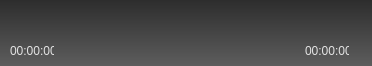
Before: the Qt Designer form src/VideoPlayer/MediaControls.ui in CuteTorrent/CuteTorrent, drawn with Qt 5.
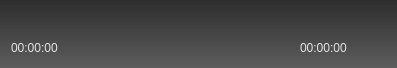
After: the same form once the commit is applied. Icons and pictures are not drawn. Custom widgets are drawn as their Qt base class.

```diff
--- a/src/VideoPlayer/MediaControls.ui
+++ b/src/VideoPlayer/MediaControls.ui
@@ -6,8 +6,8 @@
    <rect>
     <x>0</x>
     <y>0</y>
-    <width>372</width>
-    <height>66</height>
+    <width>391</width>
+    <height>68</height>
    </rect>
   </property>
   <property name="focusPolicy">
@@ -27,63 +27,12 @@
 }
 </string>
   </property>
-  <widget class="QPushButton" name="reverseButton">
-   <property name="geometry">
-    <rect>
-     <x>188</x>
-     <y>10</y>
-     <width>28</width>
-     <height>24</height>
-    </rect>
-   </property>
-   <property name="styleSheet">
-    <string notr="true">background-color:&quot;transparent&quot;;
-border-color:&quot;transparent&quot;</string>
-   </property>
-   <property name="text">
-    <string/>
-   </property>
-   <property name="icon">
-    <iconset resource="../Resources/ltorrent.qrc">
-     <normaloff>:/PlayerControlImages/RateButtonReverse.png</normaloff>:/PlayerControlImages/RateButtonReverse.png</iconset>
-   </property>
-   <property name="flat">
-    <bool>true</bool>
-   </property>
-  </widget>
-  <widget class="QPushButton" name="openFileButton">
-   <property name="geometry">
-    <rect>
-     <x>256</x>
-     <y>10</y>
-     <width>28</width>
-     <height>24</height>
-    </rect>
-   </property>
-   <property name="styleSheet">
-    <string notr="true">background-color:&quot;transparent&quot;;
-border-color:&quot;transparent&quot;</string>
-   </property>
-   <property name="text">
-    <string/>
-   </property>
-   <property name="icon">
-    <iconset resource="../Resources/ltorrent.qrc">
-     <normaloff>:/PlayerControlImages/FileButton.png</normaloff>:/PlayerControlImages/FileButton.png</iconset>
-   </property>
-   <property name="flat">
-    <bool>true</bool>
-   </property>
-  </widget>
+  <layout class="QGridLayout" name="gridLayout">
+   <item row="0" column="0" colspan="2">
+    <widget class="Phonon::VolumeSlider" name="volumeSlider" native="true"/>
+   </item>
+   <item row="0" column="2">
   <widget class="QPushButton" name="playButton">
-   <property name="geometry">
-    <rect>
-     <x>120</x>
-     <y>10</y>
-     <width>28</width>
-     <height>24</height>
-    </rect>
-   </property>
    <property name="styleSheet">
     <string notr="true">background-color:&quot;transparent&quot;;
 border-color:&quot;transparent&quot;</string>
@@ -99,39 +48,9 @@
     <bool>true</bool>
    </property>
   </widget>
-  <widget class="QPushButton" name="fullScreenButton">
-   <property name="geometry">
-    <rect>
-     <x>324</x>
-     <y>10</y>
-     <width>28</width>
-     <height>24</height>
-    </rect>
-   </property>
-   <property name="styleSheet">
-    <string notr="true">background-color:&quot;transparent&quot;;
-border-color:&quot;transparent&quot;</string>
-   </property>
-   <property name="text">
-    <string/>
-   </property>
-   <property name="icon">
-    <iconset resource="../Resources/ltorrent.qrc">
-     <normaloff>:/PlayerControlImages/FullscreenButton.png</normaloff>:/PlayerControlImages/FullscreenButton.png</iconset>
-   </property>
-   <property name="flat">
-    <bool>true</bool>
-   </property>
-  </widget>
+   </item>
+   <item row="0" column="3">
   <widget class="QPushButton" name="pauseButton">
-   <property name="geometry">
-    <rect>
-     <x>154</x>
-     <y>10</y>
-     <width>28</width>
-     <height>24</height>
-    </rect>
-   </property>
    <property name="styleSheet">
     <string notr="true">background-color:&quot;transparent&quot;;
 border-color:&quot;transparent&quot;</string>
@@ -147,15 +66,9 @@
     <bool>true</bool>
    </property>
   </widget>
-  <widget class="QPushButton" name="openUrlButton">
-   <property name="geometry">
-    <rect>
-     <x>290</x>
-     <y>10</y>
-     <width>28</width>
-     <height>24</height>
-    </rect>
-   </property>
+   </item>
+   <item row="0" column="4">
+    <widget class="QPushButton" name="reverseButton">
    <property name="styleSheet">
     <string notr="true">background-color:&quot;transparent&quot;;
 border-color:&quot;transparent&quot;</string>
@@ -171,15 +84,9 @@
     <bool>true</bool>
    </property>
   </widget>
+   </item>
+   <item row="0" column="5">
   <widget class="QPushButton" name="forwardButton">
-   <property name="geometry">
-    <rect>
-     <x>222</x>
-     <y>10</y>
-     <width>28</width>
-     <height>24</height>
-    </rect>
-   </property>
    <property name="styleSheet">
     <string notr="true">background-color:&quot;transparent&quot;;
 border-color:&quot;transparent&quot;</string>
@@ -195,146 +102,63 @@
     <bool>true</bool>
    </property>
   </widget>
-  <widget class="QLabel" name="totalTimeLabel">
-   <property name="geometry">
-    <rect>
-     <x>305</x>
-     <y>40</y>
-     <width>44</width>
-     <height>22</height>
-    </rect>
-   </property>
-   <property name="palette">
-    <palette>
-     <active>
-      <colorrole role="WindowText">
-       <brush brushstyle="SolidPattern">
-        <color alpha="255">
-         <red>227</red>
-         <green>227</green>
-         <blue>227</blue>
-        </color>
-       </brush>
-      </colorrole>
-      <colorrole role="Button">
-       <brush brushstyle="SolidPattern">
-        <color alpha="0">
-         <red>0</red>
-         <green>0</green>
-         <blue>0</blue>
-        </color>
-       </brush>
-      </colorrole>
-      <colorrole role="Base">
-       <brush brushstyle="SolidPattern">
-        <color alpha="0">
-         <red>0</red>
-         <green>0</green>
-         <blue>0</blue>
-        </color>
-       </brush>
-      </colorrole>
-      <colorrole role="Window">
-       <brush brushstyle="SolidPattern">
-        <color alpha="0">
-         <red>0</red>
-         <green>0</green>
-         <blue>0</blue>
-        </color>
-       </brush>
-      </colorrole>
-     </active>
-     <inactive>
-      <colorrole role="WindowText">
-       <brush brushstyle="SolidPattern">
-        <color alpha="255">
-         <red>227</red>
-         <green>227</green>
-         <blue>227</blue>
-        </color>
-       </brush>
-      </colorrole>
-      <colorrole role="Button">
-       <brush brushstyle="SolidPattern">
-        <color alpha="0">
-         <red>0</red>
-         <green>0</green>
-         <blue>0</blue>
-        </color>
-       </brush>
-      </colorrole>
-      <colorrole role="Base">
-       <brush brushstyle="SolidPattern">
-        <color alpha="0">
-         <red>0</red>
-         <green>0</green>
-         <blue>0</blue>
-        </color>
-       </brush>
-      </colorrole>
-      <colorrole role="Window">
-       <brush brushstyle="SolidPattern">
-        <color alpha="0">
-         <red>0</red>
-         <green>0</green>
-         <blue>0</blue>
-        </color>
-       </brush>
-      </colorrole>
-     </inactive>
-     <disabled>
-      <colorrole role="WindowText">
-       <brush brushstyle="SolidPattern">
-        <color alpha="255">
-         <red>120</red>
-         <green>120</green>
-         <blue>120</blue>
-        </color>
-       </brush>
-      </colorrole>
-      <colorrole role="Button">
-       <brush brushstyle="SolidPattern">
-        <color alpha="0">
-         <red>0</red>
-         <green>0</green>
-         <blue>0</blue>
-        </color>
-       </brush>
-      </colorrole>
-      <colorrole role="Base">
-       <brush brushstyle="SolidPattern">
-        <color alpha="0">
-         <red>0</red>
-         <green>0</green>
-         <blue>0</blue>
-        </color>
-       </brush>
-      </colorrole>
-      <colorrole role="Window">
-       <brush brushstyle="SolidPattern">
-        <color alpha="0">
-         <red>0</red>
-         <green>0</green>
-         <blue>0</blue>
-        </color>
-       </brush>
-      </colorrole>
-     </disabled>
-    </palette>
-   </property>
+   </item>
+   <item row="0" column="6">
+    <widget class="QPushButton" name="openFileButton">
+     <property name="styleSheet">
+      <string notr="true">background-color:&quot;transparent&quot;;
+border-color:&quot;transparent&quot;</string>
+     </property>
+     <property name="text">
+      <string/>
+     </property>
+     <property name="icon">
+      <iconset resource="../Resources/ltorrent.qrc">
+       <normaloff>:/PlayerControlImages/FileButton.png</normaloff>:/PlayerControlImages/FileButton.png</iconset>
+     </property>
+     <property name="flat">
+      <bool>true</bool>
+     </property>
+    </widget>
+   </item>
+   <item row="0" column="7">
+    <widget class="QPushButton" name="openUrlButton">
+     <property name="styleSheet">
+      <string notr="true">background-color:&quot;transparent&quot;;
+border-color:&quot;transparent&quot;</string>
+     </property>
    <property name="text">
-    <string>00:00:00</string>
-   </property>
-  </widget>
+      <string/>
+     </property>
+     <property name="icon">
+      <iconset resource="../Resources/ltorrent.qrc">
+       <normaloff>:/PlayerControlImages/UrlButton.png</normaloff>:/PlayerControlImages/UrlButton.png</iconset>
+     </property>
+     <property name="flat">
+      <bool>true</bool>
+     </property>
+    </widget>
+   </item>
+   <item row="0" column="8">
+    <widget class="QPushButton" name="fullScreenButton">
+     <property name="styleSheet">
+      <string notr="true">background-color:&quot;transparent&quot;;
+border-color:&quot;transparent&quot;</string>
+     </property>
+     <property name="text">
+      <string/>
+     </property>
+     <property name="icon">
+      <iconset resource="../Resources/ltorrent.qrc">
+       <normaloff>:/PlayerControlImages/FullscreenButton.png</normaloff>:/PlayerControlImages/FullscreenButton.png</iconset>
+     </property>
+     <property name="flat">
+      <bool>true</bool>
+     </property>
+    </widget>
+   </item>
+   <item row="1" column="0">
   <widget class="QLabel" name="currentTimeLabel">
-   <property name="geometry">
-    <rect>
-     <x>10</x>
-     <y>40</y>
-     <width>44</width>
-     <height>22</height>
-    </rect>
-   </property>
    <property name="palette">
     <palette>
      <active>
@@ -457,26 +281,136 @@
     <string>00:00:00</string>
    </property>
   </widget>
-  <widget class="Phonon::SeekSlider" name="seekSlider">
-   <property name="geometry">
-    <rect>
-     <x>73</x>
-     <y>40</y>
-     <width>211</width>
-     <height>20</height>
-    </rect>
-   </property>
-  </widget>
-  <widget class="Phonon::VolumeSlider" name="volumeSlider">
-   <property name="geometry">
-    <rect>
-     <x>10</x>
-     <y>10</y>
-     <width>109</width>
-     <height>22</height>
-    </rect>
-   </property>
-  </widget>
+   </item>
+   <item row="1" column="1" colspan="6">
+    <widget class="Phonon::SeekSlider" name="seekSlider" native="true"/>
+   </item>
+   <item row="1" column="7" colspan="2">
+    <widget class="QLabel" name="totalTimeLabel">
+     <property name="palette">
+      <palette>
+       <active>
+        <colorrole role="WindowText">
+         <brush brushstyle="SolidPattern">
+          <color alpha="255">
+           <red>227</red>
+           <green>227</green>
+           <blue>227</blue>
+          </color>
+         </brush>
+        </colorrole>
+        <colorrole role="Button">
+         <brush brushstyle="SolidPattern">
+          <color alpha="0">
+           <red>0</red>
+           <green>0</green>
+           <blue>0</blue>
+          </color>
+         </brush>
+        </colorrole>
+        <colorrole role="Base">
+         <brush brushstyle="SolidPattern">
+          <color alpha="0">
+           <red>0</red>
+           <green>0</green>
+           <blue>0</blue>
+          </color>
+         </brush>
+        </colorrole>
+        <colorrole role="Window">
+         <brush brushstyle="SolidPattern">
+          <color alpha="0">
+           <red>0</red>
+           <green>0</green>
+           <blue>0</blue>
+          </color>
+         </brush>
+        </colorrole>
+       </active>
+       <inactive>
+        <colorrole role="WindowText">
+         <brush brushstyle="SolidPattern">
+          <color alpha="255">
+           <red>227</red>
+           <green>227</green>
+           <blue>227</blue>
+          </color>
+         </brush>
+        </colorrole>
+        <colorrole role="Button">
+         <brush brushstyle="SolidPattern">
+          <color alpha="0">
+           <red>0</red>
+           <green>0</green>
+           <blue>0</blue>
+          </color>
+         </brush>
+        </colorrole>
+        <colorrole role="Base">
+         <brush brushstyle="SolidPattern">
+          <color alpha="0">
+           <red>0</red>
+           <green>0</green>
+           <blue>0</blue>
+          </color>
+         </brush>
+        </colorrole>
+        <colorrole role="Window">
+         <brush brushstyle="SolidPattern">
+          <color alpha="0">
+           <red>0</red>
+           <green>0</green>
+           <blue>0</blue>
+          </color>
+         </brush>
+        </colorrole>
+       </inactive>
+       <disabled>
+        <colorrole role="WindowText">
+         <brush brushstyle="SolidPattern">
+          <color alpha="255">
+           <red>120</red>
+           <green>120</green>
+           <blue>120</blue>
+          </color>
+         </brush>
+        </colorrole>
+        <colorrole role="Button">
+         <brush brushstyle="SolidPattern">
+          <color alpha="0">
+           <red>0</red>
+           <green>0</green>
+           <blue>0</blue>
+          </color>
+         </brush>
+        </colorrole>
+        <colorrole role="Base">
+         <brush brushstyle="SolidPattern">
+          <color alpha="0">
+           <red>0</red>
+           <green>0</green>
+           <blue>0</blue>
+          </color>
+         </brush>
+        </colorrole>
+        <colorrole role="Window">
+         <brush brushstyle="SolidPattern">
+          <color alpha="0">
+           <red>0</red>
+           <green>0</green>
+           <blue>0</blue>
+          </color>
+         </brush>
+        </colorrole>
+       </disabled>
+      </palette>
+     </property>
+     <property name="text">
+      <string>00:00:00</string>
+     </property>
+    </widget>
+   </item>
+  </layout>
  </widget>
  <customwidgets>
   <customwidget>
```
Left out of the diff: 2 changed lines with no effect on the pictures. Lines whose indentation alone changed are shown as unchanged.
